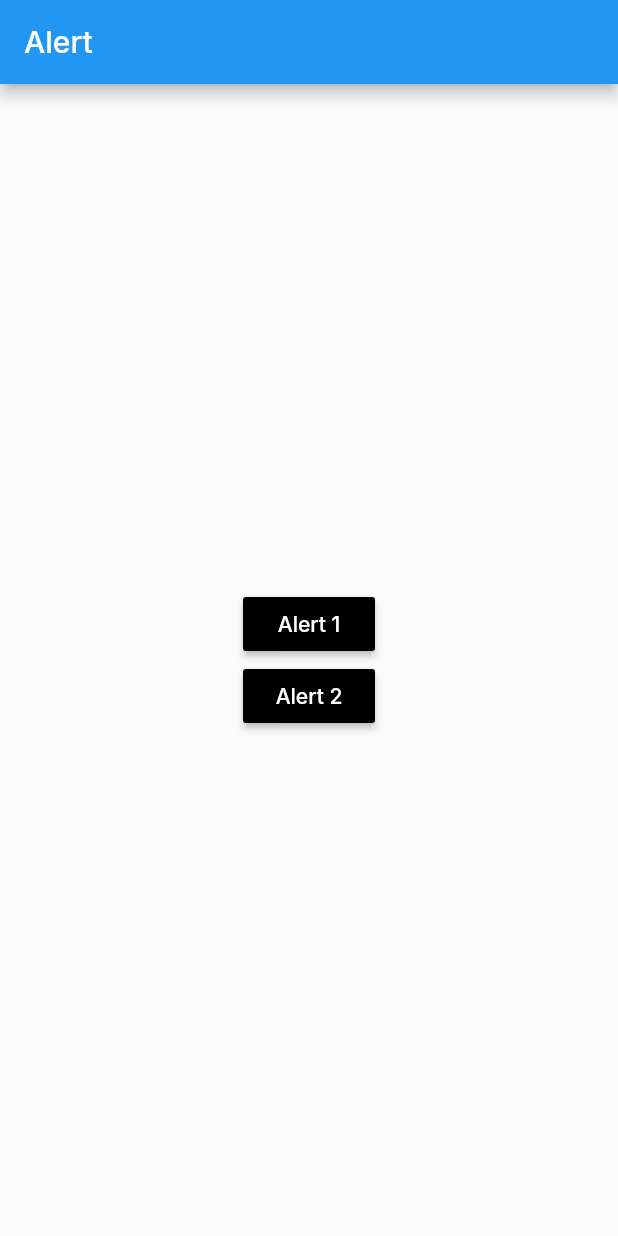
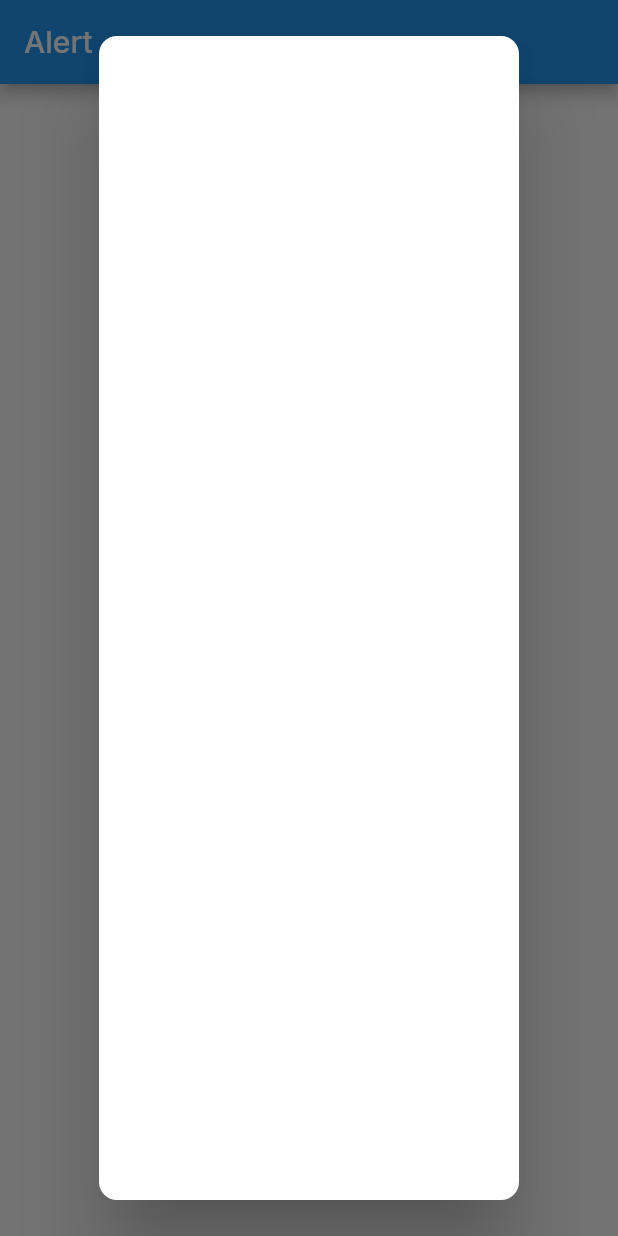
Before and after one commit to ehbarrionuevo/flutter_codigo2_components_2, a Flutter app: the screen it shows after launch, after a tap on "Alert 2", on a phone screen of 412 x 824 dp. Run offline on Flutter 3.47's test engine with Material 2 defaults, Android fonts, the phone set to English and light mode, and no system bars; our stand-ins replace google_fonts.

Commit message:
Modal 2.1

```diff
--- a/lib/pages/alert_page.dart
+++ b/lib/pages/alert_page.dart
@@ -1,7 +1,6 @@
 import 'package:flutter/material.dart';
 
 class AlertPage extends StatelessWidget {
-
   void showAlert1(BuildContext context) {
     showDialog(
       context: context,
@@ -69,8 +68,7 @@ class AlertPage extends StatelessWidget {
                         style: ElevatedButton.styleFrom(
                           backgroundColor: Color(0xff7E56DA),
                           shape: RoundedRectangleBorder(
-                            borderRadius: BorderRadius.circular(8.0)
-                          ),
+                              borderRadius: BorderRadius.circular(8.0)),
                         ),
                         child: Text(
                           "Confirm",
@@ -90,11 +88,24 @@ class AlertPage extends StatelessWidget {
     );
   }
 
-  void showAlert2(BuildContext context){
+  void showAlert2(BuildContext context) {
+    showDialog(
+      context: context,
+      builder: (BuildContext context){
+        return AlertDialog(
+          contentPadding: EdgeInsets.zero,
+          shape: RoundedRectangleBorder(
+            borderRadius: BorderRadius.circular(12.0),
+          ),
+          content: Column(
+            children: [
 
+            ],
+          ),
+        );
+      },
+    );
   }
-
-
 
   @override
   Widget build(BuildContext context) {
```
